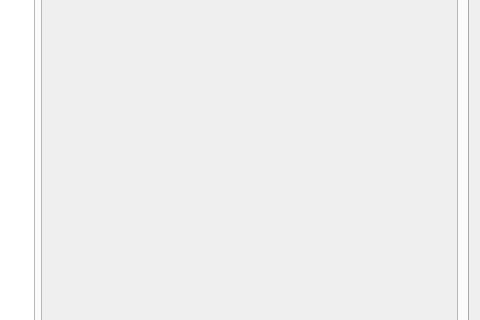
Before: the Qt Designer form src/gui/ec_gui/src/ec_gui_start.ui in Advanced-Robotics-Facility/ecat-client-advr, drawn with Qt 5; both pictures show x 405 to 885 and y 320 to 640 of the 885 by 752 pixel window.
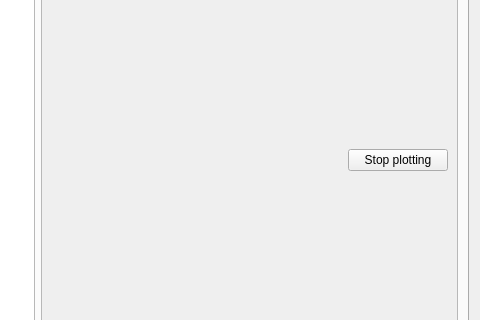
After: the same form once the commit is applied. The open tabs and pages were chosen to show the change.

Commit message: Completing plotting part and adding IMU reading.

```diff
--- a/src/gui/ec_gui/src/ec_gui_start.ui
+++ b/src/gui/ec_gui/src/ec_gui_start.ui
@@ -530,6 +530,22 @@
            <item>
             <layout class="QVBoxLayout" name="cplot"/>
            </item>
+           <item>
+            <widget class="QPushButton" name="stopPlotting">
+             <property name="maximumSize">
+              <size>
+               <width>100</width>
+               <height>16777215</height>
+              </size>
+             </property>
+             <property name="layoutDirection">
+              <enum>Qt::RightToLeft</enum>
+             </property>
+             <property name="text">
+              <string>Stop plotting</string>
+             </property>
+            </widget>
+           </item>
           </layout>
          </widget>
         </widget>
```
The commit also changes 7 other files.
